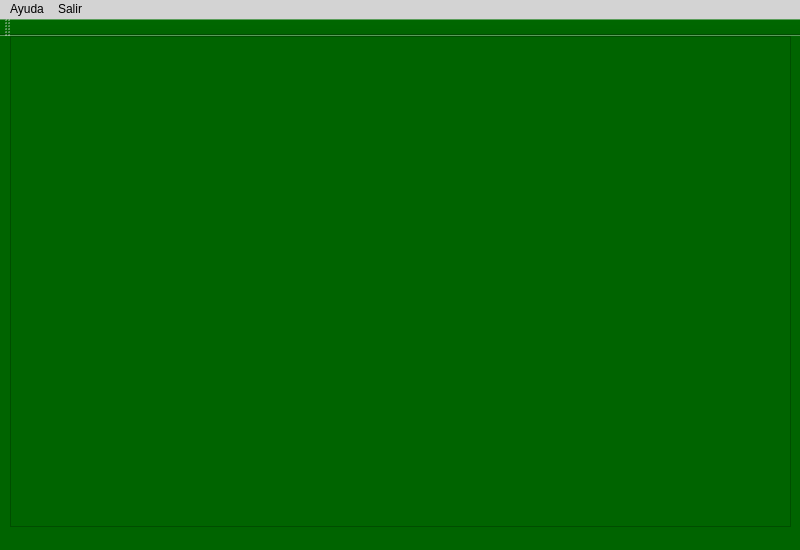
Above: mainwindow.ui from jimmybanegas/Solitario before the change. Below: the same form after it.
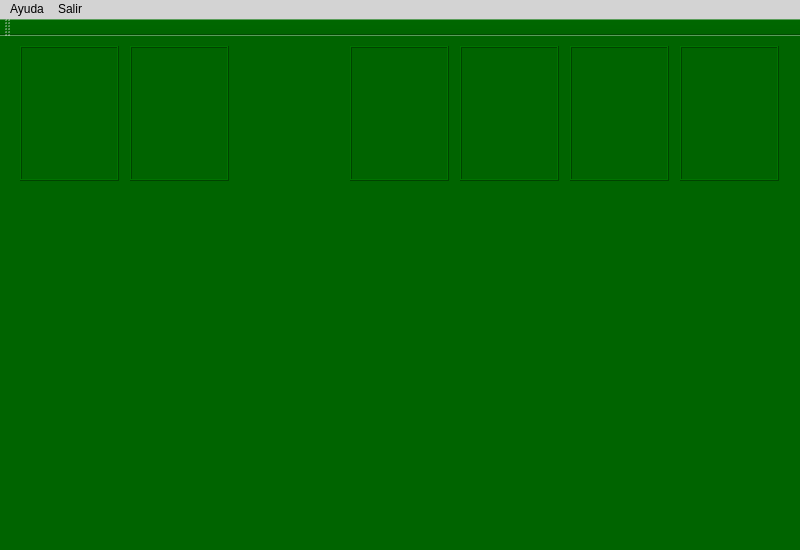
That is the form after the change. Icons and pictures are not drawn.

The edit to the form file:
```diff
--- a/mainwindow.ui
+++ b/mainwindow.ui
@@ -33,14 +33,100 @@
    <string notr="true">background-color: darkGreen;</string>
   </property>
   <widget class="QWidget" name="centralWidget">
-   <widget class="QGraphicsView" name="graphicsView">
+   <widget class="QFrame" name="frame">
     <property name="geometry">
      <rect>
-      <x>10</x>
-      <y>0</y>
-      <width>781</width>
-      <height>491</height>
+      <x>350</x>
+      <y>10</y>
+      <width>99</width>
+      <height>135</height>
      </rect>
+    </property>
+    <property name="frameShape">
+     <enum>QFrame::Box</enum>
+    </property>
+    <property name="frameShadow">
+     <enum>QFrame::Raised</enum>
+    </property>
+   </widget>
+   <widget class="QFrame" name="frame_2">
+    <property name="geometry">
+     <rect>
+      <x>460</x>
+      <y>10</y>
+      <width>99</width>
+      <height>135</height>
+     </rect>
+    </property>
+    <property name="frameShape">
+     <enum>QFrame::Box</enum>
+    </property>
+    <property name="frameShadow">
+     <enum>QFrame::Raised</enum>
+    </property>
+   </widget>
+   <widget class="QFrame" name="frame_3">
+    <property name="geometry">
+     <rect>
+      <x>570</x>
+      <y>10</y>
+      <width>99</width>
+      <height>135</height>
+     </rect>
+    </property>
+    <property name="frameShape">
+     <enum>QFrame::Box</enum>
+    </property>
+    <property name="frameShadow">
+     <enum>QFrame::Raised</enum>
+    </property>
+   </widget>
+   <widget class="QFrame" name="frame_4">
+    <property name="geometry">
+     <rect>
+      <x>680</x>
+      <y>10</y>
+      <width>99</width>
+      <height>135</height>
+     </rect>
+    </property>
+    <property name="frameShape">
+     <enum>QFrame::Box</enum>
+    </property>
+    <property name="frameShadow">
+     <enum>QFrame::Raised</enum>
+    </property>
+   </widget>
+   <widget class="QFrame" name="frame_5">
+    <property name="geometry">
+     <rect>
+      <x>20</x>
+      <y>10</y>
+      <width>99</width>
+      <height>135</height>
+     </rect>
+    </property>
+    <property name="frameShape">
+     <enum>QFrame::Box</enum>
+    </property>
+    <property name="frameShadow">
+     <enum>QFrame::Raised</enum>
+    </property>
+   </widget>
+   <widget class="QFrame" name="frame_6">
+    <property name="geometry">
+     <rect>
+      <x>130</x>
+      <y>10</y>
+      <width>99</width>
+      <height>135</height>
+     </rect>
+    </property>
+    <property name="frameShape">
+     <enum>QFrame::Box</enum>
+    </property>
+    <property name="frameShadow">
+     <enum>QFrame::Raised</enum>
     </property>
    </widget>
   </widget>
```
